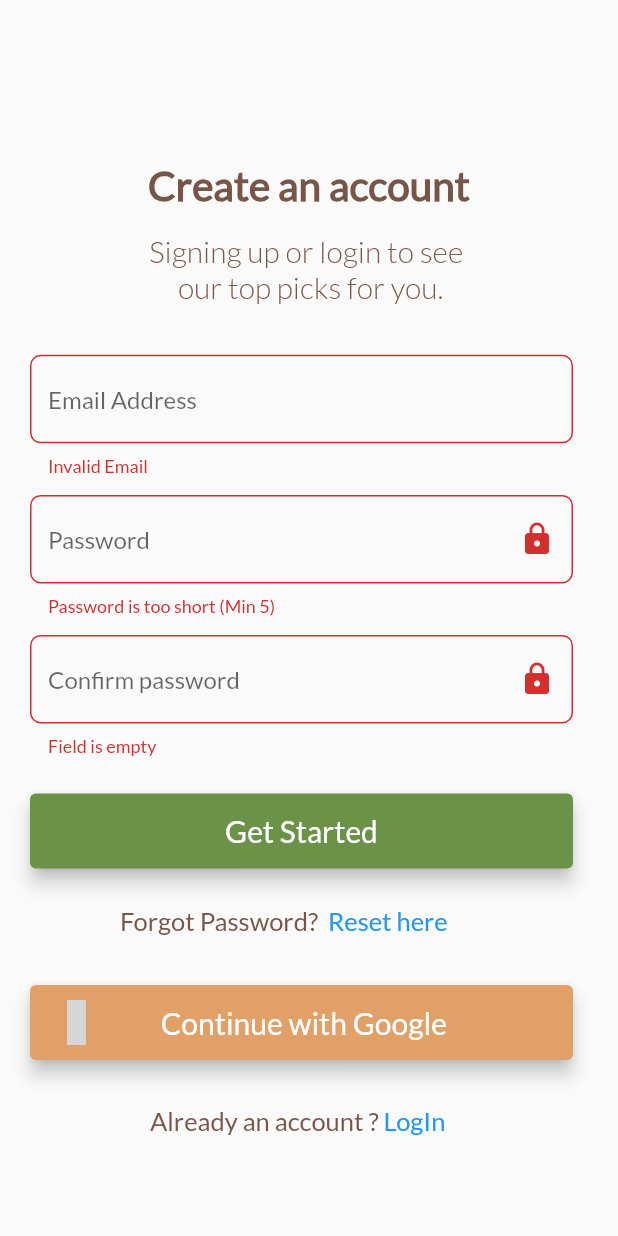
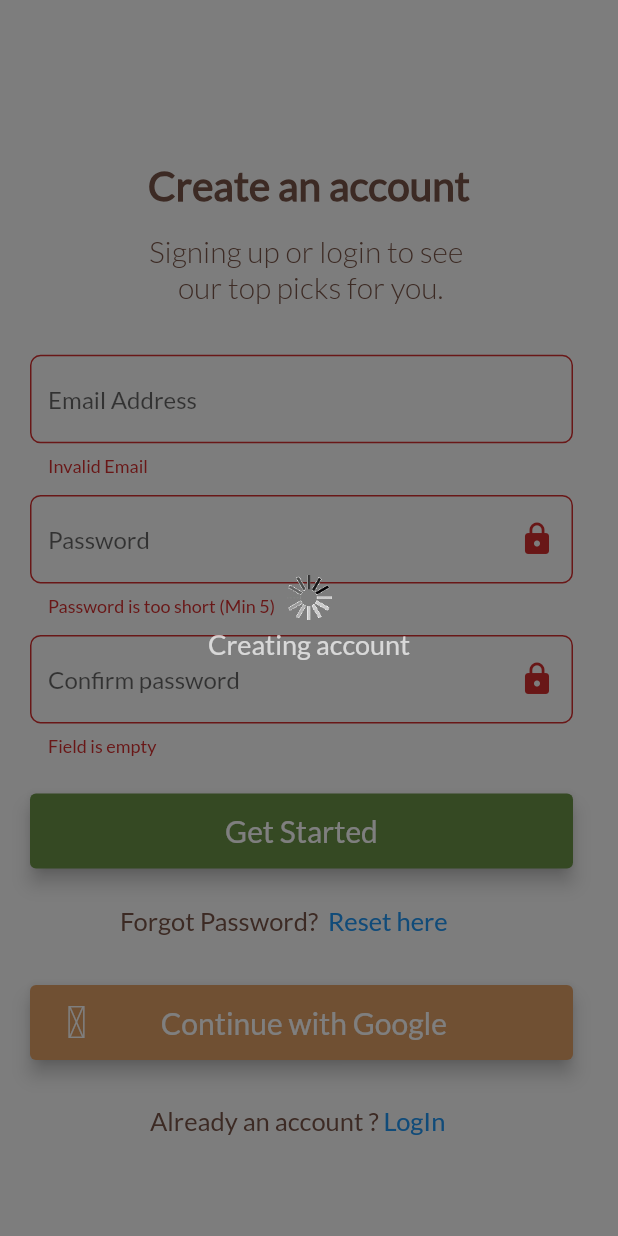
Before and after one commit to Anirudhkv/tatos, a Flutter app: the screen it shows after launch, after a tap on "Get Started", after a tap on "Continue with Google", on a phone screen of 412 x 824 dp. Run offline on Flutter 3.47's test engine with Material 2 defaults, Android fonts, the light colour scheme and no system bars; our stand-ins replace cloud_firestore, firebase_auth, firebase_core, google_sign_in, material_design_icons_flutter; accounts and stored records are empty; grey boxes are pictures that could not be loaded.

Commit message:
added loader

```diff
--- a/lib/screens/create_account_screen.dart
+++ b/lib/screens/create_account_screen.dart
@@ -6,6 +6,7 @@ import 'login_screen.dart';
 import '../utils/email_password.dart';
 import '../utils/database.dart';
 import '../widgets/customdiaglog.dart';
+import '../widgets/spinner.dart';
 
 class CreateAccountScreen extends StatefulWidget {
   static const routeName = "/create";
@@ -56,6 +57,9 @@ class _CreateAccountScreenState extends State<CreateAccountScreen> {
         .then((value) => {
               if (value != null)
                 {
+                  setState(() {
+                    _isLoading = false;
+                  }),
                   showDialog(
                     context: context,
                     builder: (ctx) => SuccessDialog(
@@ -73,10 +77,6 @@ class _CreateAccountScreenState extends State<CreateAccountScreen> {
                 "Failed in creating account", Icons.error, Colors.red),
           ),
         );
-
-    setState(() {
-      _isLoading = false;
-    });
   }
 
   @override
@@ -86,7 +86,7 @@ class _CreateAccountScreenState extends State<CreateAccountScreen> {
       child: Container(
           height: MediaQuery.of(context).size.height * 1,
           width: double.infinity,
-          child:
+          child: Stack(children: [
             Column(crossAxisAlignment: CrossAxisAlignment.center, children: [
               SizedBox(height: MediaQuery.of(context).size.height * 0.13),
               Column(
@@ -99,7 +99,8 @@ class _CreateAccountScreenState extends State<CreateAccountScreen> {
                         fontWeight: FontWeight.bold),
                   ),
                   SizedBox(height: MediaQuery.of(context).size.height * 0.02),
-                Text('Signing up or login to see \n     our top picks for you.',
+                  Text(
+                      'Signing up or login to see \n     our top picks for you.',
                       style: TextStyle(
                           color: Colors.brown,
                           fontSize: 20,
@@ -152,8 +153,8 @@ class _CreateAccountScreenState extends State<CreateAccountScreen> {
                                   decoration: InputDecoration(
                                     hintText: 'Password',
                                     border: OutlineInputBorder(
-                                      borderSide:
-                                          BorderSide(color: Colors.brown[300]),
+                                        borderSide: BorderSide(
+                                            color: Colors.brown[300]),
                                         borderRadius: BorderRadius.circular(7)),
                                     suffixIcon: IconButton(
                                       icon: Icon(_obscureText
@@ -188,7 +189,8 @@ class _CreateAccountScreenState extends State<CreateAccountScreen> {
                                       border: OutlineInputBorder(
                                           borderSide: BorderSide(
                                               color: Colors.brown[300]),
-                                        borderRadius: BorderRadius.circular(7)),
+                                          borderRadius:
+                                              BorderRadius.circular(7)),
                                       suffixIcon: IconButton(
                                         icon: Icon(_obscureText
                                             ? Icons.lock
@@ -215,16 +217,15 @@ class _CreateAccountScreenState extends State<CreateAccountScreen> {
                                         0.03),
                                 Container(
                                   height: 50,
-                                child: (_isLoading)
-                                    ? CircularProgressIndicator()
-                                    : ElevatedButton(
+                                  child: ElevatedButton(
                                       style: ButtonStyle(
                                           backgroundColor:
-                                                MaterialStateProperty
-                                                    .all<Color>(Color.fromRGBO(
+                                              MaterialStateProperty.all<Color>(
+                                                  Color.fromRGBO(
                                                       106, 147, 71, 1)),
-                                            elevation: MaterialStateProperty
-                                                .all<double>(5)),
+                                          elevation:
+                                              MaterialStateProperty.all<double>(
+                                                  5)),
                                       onPressed: _next,
                                       child: Container(
                                         width: double.infinity,
@@ -278,10 +279,16 @@ class _CreateAccountScreenState extends State<CreateAccountScreen> {
                                               MaterialStateProperty.all<double>(
                                                   5)),
                                       onPressed: () => {
+                                            setState(() {
+                                              _isLoading = true;
+                                            }),
                                             signInWithGoogle().then((value) => {
                                                   check = 1,
                                                   if (value != null)
                                                     {
+                                                      setState(() {
+                                                        _isLoading = false;
+                                                      }),
                                                       newUser(check == 1
                                                           ? userId
                                                           : id),
@@ -352,6 +359,10 @@ class _CreateAccountScreenState extends State<CreateAccountScreen> {
                   ],
                 ),
               ),
+            ]),
+            _isLoading
+                ? Loader(isCustom: true, loadingTxt: "Creating account")
+                : Container()
           ])),
     ));
   }
--- a/lib/widgets/customdiaglog.dart
+++ b/lib/widgets/customdiaglog.dart
@@ -72,7 +72,8 @@ class SuccessDialog extends StatelessWidget {
                           Navigator.of(context)
                               .pushReplacementNamed(LoginPage.routeName);
                         }
-                        if (title == "Order Placed") {
+                        if (title == "Order Placed" ||
+                            title == "Profile Updated") {
                           Navigator.of(context).pop();
                         }
                       },
--- a/lib/widgets/spinner.dart
+++ b/lib/widgets/spinner.dart
@@ -0,0 +1,61 @@
+import 'package:flutter/material.dart';
+
+class Loader extends StatelessWidget {
+  Loader(
+      {Key key,
+      this.opacity: 0.5,
+      this.isCustom: false,
+      this.dismissibles: false,
+      this.color: Colors.black,
+      this.loadingTxt: 'Loading...'})
+      : super(key: key);
+
+  final bool isCustom;
+  final double opacity;
+  final bool dismissibles;
+  final Color color;
+  final String loadingTxt;
+
+  @override
+  Widget build(BuildContext context) {
+    return Stack(
+      children: <Widget>[
+        Opacity(
+          opacity: opacity,
+          child: const ModalBarrier(dismissible: false, color: Colors.black),
+        ),
+        Center(
+            child: Column(
+          crossAxisAlignment: CrossAxisAlignment.center,
+          mainAxisAlignment: MainAxisAlignment.center,
+          children: <Widget>[
+            Container(
+              child: isCustom
+                  ? Container(
+                      width: 30,
+                      height: 30,
+                      alignment: Alignment.center,
+                      padding: const EdgeInsets.only(top: 10),
+                      decoration: new BoxDecoration(
+                        image: new DecorationImage(
+                          image: new AssetImage("asset/images/spinner.gif"),
+                        ),
+                      ),
+                    )
+                  : Container(
+                      alignment: Alignment.center,
+                      padding: const EdgeInsets.only(top: 10),
+                      child: CircularProgressIndicator(),
+                    ),
+            ),
+            Container(
+              margin: const EdgeInsets.only(top: 5),
+              child: Text(loadingTxt,
+                  style: TextStyle(color: Colors.white70, fontSize: 18)),
+            ),
+          ],
+        )),
+      ],
+    );
+  }
+}
```
Also changed, not shown: lib/screens/edit_profile_screen.dart (+21 -17 lines), lib/screens/login_screen.dart (+47 -31 lines), lib/screens/product_screen.dart (+43 -22 lines), lib/widgets/drawer.dart (+5 -2 lines). Lines whose indentation alone changed are shown as unchanged.
